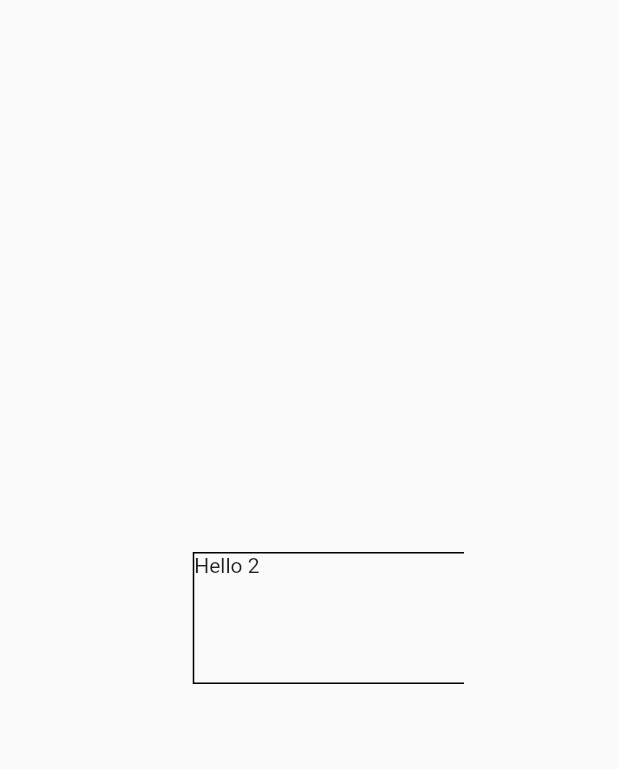
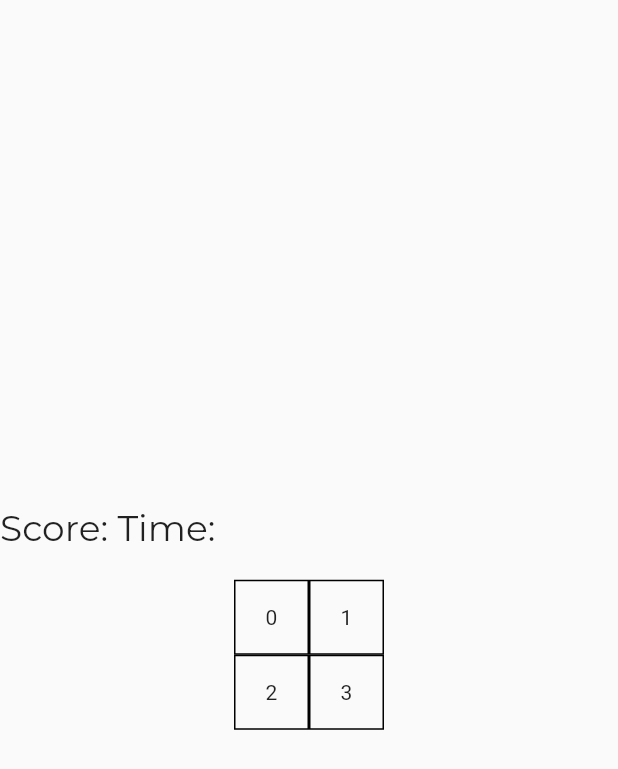
Before and after one commit to JohnZDictator/minesweeper, a Flutter app: the screen it shows after launch, after a tap on "2 X 2 matrix", on a phone screen of 412 x 824 dp. Shown: the top 769 px of the screen. Run offline on Flutter 3.47's test engine with Material 2 defaults, Android fonts, the phone set to English and light mode, and no system bars; our stand-ins replace google_fonts.

Commit message:
second commit

```diff
--- a/lib/game_options_menu.dart
+++ b/lib/game_options_menu.dart
@@ -47,7 +47,13 @@ class GameOptionsMenu extends StatelessWidget {
                 width: 10,
               ),
               InkWell(
-                onTap: () {},
+                onTap: () {
+                  Navigator.pushNamed(
+                    context,
+                    GamePlayGround.routeName,
+                    arguments: GamePlayGroundArguments(4, 4),
+                  );
+                },
                 child: Container(
                   child: Center(
                     child: Text(
@@ -71,11 +77,17 @@ class GameOptionsMenu extends StatelessWidget {
             mainAxisAlignment: MainAxisAlignment.center,
             children: [
               InkWell(
-                onTap: () {},
+                onTap: () {
+                  Navigator.pushNamed(
+                    context,
+                    GamePlayGround.routeName,
+                    arguments: GamePlayGroundArguments(6, 6),
+                  );
+                },
                 child: Container(
                   child: Center(
                     child: Text(
-                      '8 X 8 matrix',
+                      '6 X 6 matrix',
                       style: GoogleFonts.montserrat(fontSize: 18),
                     ),
                   ),
@@ -90,11 +102,17 @@ class GameOptionsMenu extends StatelessWidget {
                 width: 10,
               ),
               InkWell(
-                onTap: () {},
+                onTap: () {
+                  Navigator.pushNamed(
+                    context,
+                    GamePlayGround.routeName,
+                    arguments: GamePlayGroundArguments(8, 8),
+                  );
+                },
                 child: Container(
                   child: Center(
                     child: Text(
-                      '16 X 16 matrix',
+                      '8 X 8 matrix',
                       style: GoogleFonts.montserrat(fontSize: 18),
                     ),
                   ),
--- a/lib/game_play_ground.dart
+++ b/lib/game_play_ground.dart
@@ -1,4 +1,7 @@
+import 'package:google_fonts/google_fonts.dart';
 import 'package:flutter/material.dart';
+import 'dart:math';
+import 'dart:async';
 
 class GamePlayGround extends StatefulWidget {
   const GamePlayGround({Key? key, required this.rows, required this.columns})
@@ -13,31 +16,102 @@ class GamePlayGround extends StatefulWidget {
 }
 
 class _GamePlayGroundState extends State<GamePlayGround> {
+  late Timer _timer;
+  void startTimer() {
+    _timer = new Timer.periodic(
+      const Duration(seconds: 1),
+    );
+  }
+
   @override
   Widget build(BuildContext context) {
-    double _width = MediaQuery.of(context).size.width;
+    var rng = Random();
+    List randomIntegers = [];
+
+    int maxLength;
+    switch (widget.rows) {
+      case 2:
+        maxLength = 2;
+        break;
+      case 4:
+        maxLength = 6;
+        break;
+      case 6:
+        maxLength = 12;
+        break;
+      case 8:
+        maxLength = 18;
+        break;
+      default:
+        maxLength = 0;
+        break;
+    }
+    while (randomIntegers.length < maxLength) {
+      var ranNum = rng.nextInt(widget.rows * widget.columns);
+      if (!randomIntegers.contains(ranNum)) {
+        randomIntegers.add(ranNum);
+      }
+    }
     return Scaffold(
-      body: Center(
-        child: SizedBox(
-          width: _width / widget.rows + 1,
-          height: 140,
-          child: ListView.builder(
-            padding: const EdgeInsets.all(16),
-            shrinkWrap: true,
-            itemCount: widget.rows * widget.columns,
-            itemBuilder: (BuildContext context, index) {
-              return Container(
-                child: Text('Hello ${widget.rows}'),
-                width: _width / widget.rows + 1,
-                height: 40,
-                margin: const EdgeInsets.all(10),
-                decoration: BoxDecoration(border: Border.all()),
-              );
-            },
-            scrollDirection: Axis.horizontal,
+      body: Column(
+        mainAxisAlignment: MainAxisAlignment.center,
+        crossAxisAlignment: CrossAxisAlignment.start,
+        children: [
+          Row(
+            children: [
+              Text('Score: ', style: GoogleFonts.montserrat(fontSize: 24)),
+              Text('Time: ', style: GoogleFonts.montserrat(fontSize: 24))
+            ],
+          ),
+          const SizedBox(
+            height: 20,
+          ),
+          columnGenerator(widget.columns, randomIntegers),
+        ],
+      ),
+    );
+  }
+
+  Widget rowGenerator(int rows, int columnNumber, List randomIntegers) {
+    List<Widget> rowsList = <Widget>[];
+    for (var i = 0; i < rows; i++) {
+      final _key = i + widget.columns * columnNumber;
+      rowsList.add(
+        InkWell(
+          key: Key('$_key'),
+          onTap: () {
+            // To check my the location of the bomb
+            print(randomIntegers);
+            if (randomIntegers.contains(_key)) {
+              print('>>>>>>>We have got a bomb... Blast away');
+            }
+          },
+          child: Container(
+            width: 50,
+            height: 50,
+            child:
+                Center(child: Text('${i + (widget.columns * columnNumber)}')),
+            decoration: BoxDecoration(
+              border: Border.all(),
+            ),
           ),
         ),
-      ),
+      );
+    }
+    return Row(
+      mainAxisAlignment: MainAxisAlignment.center,
+      children: rowsList,
+    );
+  }
+
+  Widget columnGenerator(int columns, List randomIntegers) {
+    List<Widget> columnsList = <Widget>[];
+    for (var i = 0; i < columns; i++) {
+      columnsList.add(rowGenerator(widget.rows, i, randomIntegers));
+    }
+    return Column(
+      // mainAxisAlignment: MainAxisAlignment.center,
+      children: columnsList,
     );
   }
 }
```
